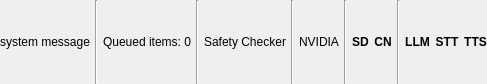
Above: src/airunner/widgets/status/templates/status.ui from Capsize-Games/airunner before the change. Below: the same form after it.
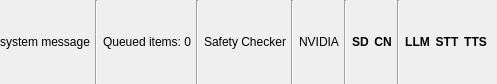
That is the form after the change.

```diff
--- a/src/airunner/widgets/status/templates/status.ui
+++ b/src/airunner/widgets/status/templates/status.ui
@@ -6,7 +6,7 @@
    <rect>
     <x>0</x>
     <y>0</y>
-    <width>444</width>
+    <width>483</width>
     <height>84</height>
    </rect>
   </property>
@@ -27,7 +27,7 @@
     <number>0</number>
    </property>
    <property name="rightMargin">
-    <number>0</number>
+    <number>10</number>
    </property>
    <property name="bottomMargin">
     <number>0</number>
```
